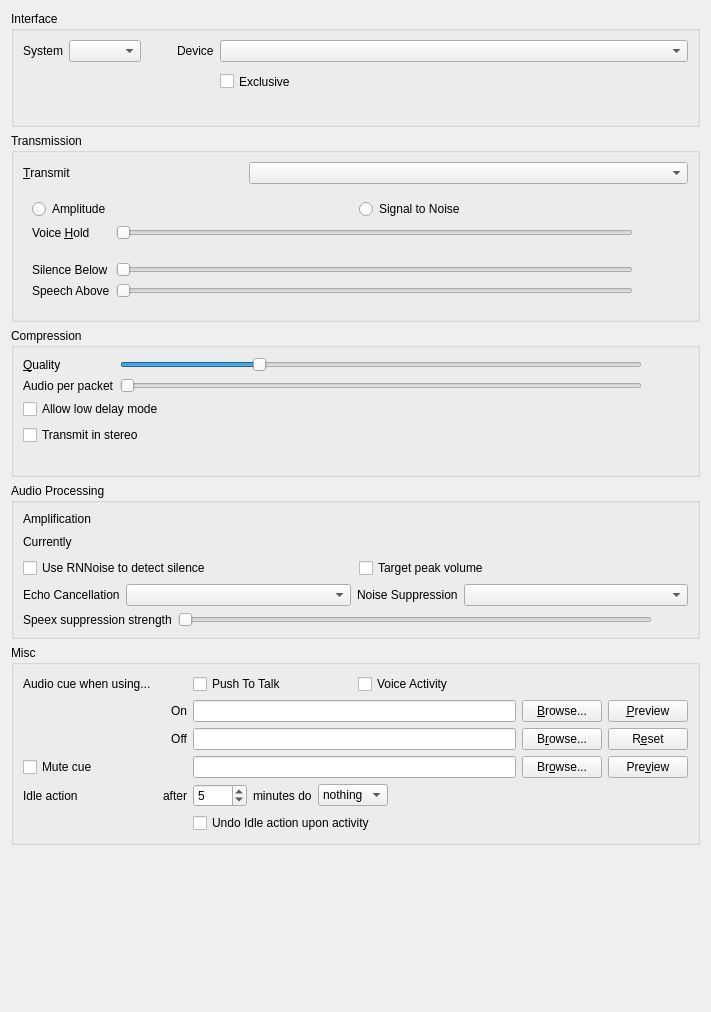
The window that src/mumble/AudioInput.ui (d3adb5/mumble) describes before a commit, drawn with Qt 5.
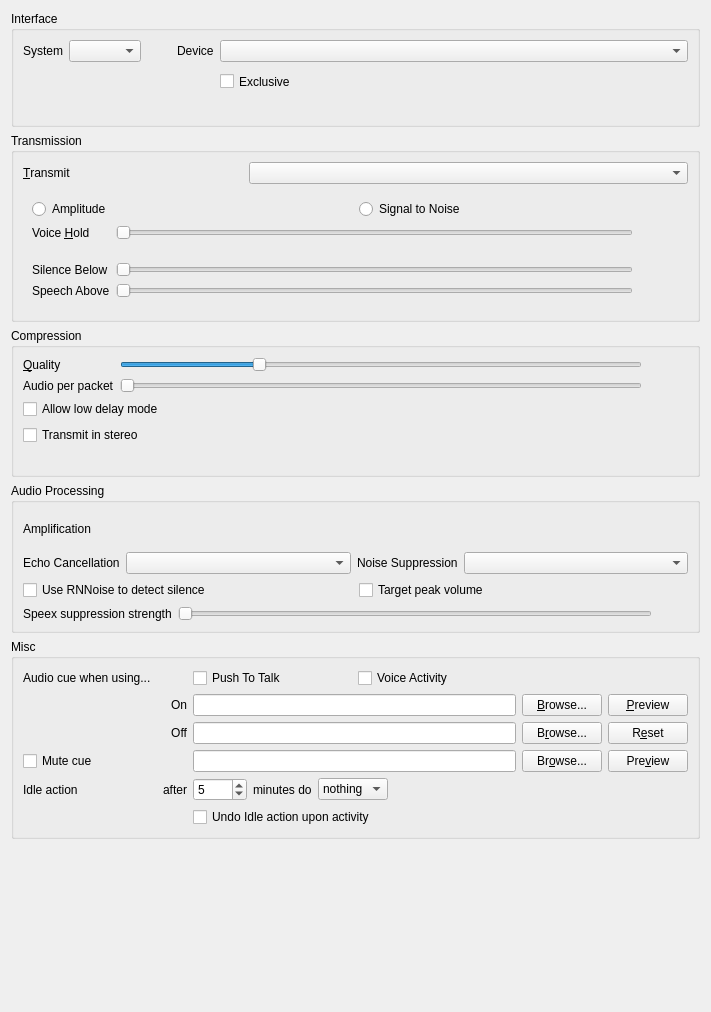
The same window after the commit. Custom widgets are drawn as their Qt base class.

Commit message:
feat: tidy the amplification settings layout
Move the live "currently applied" amplification readout to the right of the
amplification slider (a compact column that takes only the space it needs, so
the slider keeps the majority of the row via column stretch), and move the
"Use RNNoise to detect silence" and "Target peak volume" checkboxes down
underneath the echo cancellation and noise suppression dropdowns.

The edit to the form file:
```diff
--- a/src/mumble/AudioInput.ui
+++ b/src/mumble/AudioInput.ui
@@ -662,7 +662,7 @@
      <property name="title">
       <string>Audio Processing</string>
      </property>
-     <layout class="QGridLayout">
+     <layout class="QGridLayout" columnstretch="0,1,0">
       <item row="0" column="0">
        <widget class="QLabel" name="qliAmp">
         <property name="text">
@@ -673,8 +673,14 @@
         </property>
        </widget>
       </item>
-      <item row="0" column="1" colspan="2">
+      <item row="0" column="1">
        <widget class="MultiSlider" name="qsAmp" native="true">
+        <property name="sizePolicy">
+         <sizepolicy hsizetype="Expanding" vsizetype="Preferred">
+          <horstretch>1</horstretch>
+          <verstretch>0</verstretch>
+         </sizepolicy>
+        </property>
         <property name="toolTip">
          <string>Base, adaptive (silence-aware) and maximum input amplification</string>
         </property>
@@ -689,20 +695,16 @@
         </property>
        </widget>
       </item>
-      <item row="1" column="0">
-       <widget class="QLabel" name="qliAmpLive">
-        <property name="text">
-         <string>Currently</string>
-        </property>
-       </widget>
-      </item>
-      <item row="1" column="1" colspan="2">
-       <layout class="QHBoxLayout" name="qhblAmpLive">
+      <item row="0" column="2">
+       <layout class="QVBoxLayout" name="qvblAmpLive">
         <item>
          <widget class="QLabel" name="qlAmpCurrent">
           <property name="toolTip">
            <string>Amplification being applied to your input right now</string>
           </property>
+          <property name="alignment">
+           <set>Qt::AlignHCenter|Qt::AlignVCenter</set>
+          </property>
           <property name="text">
            <string/>
           </property>
@@ -713,24 +715,14 @@
           <property name="toolTip">
            <string>Whether the input is currently detected as speech or noise. While it is noise, amplification is capped at the adaptive level.</string>
           </property>
+          <property name="alignment">
+           <set>Qt::AlignHCenter|Qt::AlignVCenter</set>
+          </property>
           <property name="text">
            <string/>
           </property>
          </widget>
         </item>
-        <item>
-         <spacer name="qhsAmpLive">
-          <property name="orientation">
-           <enum>Qt::Horizontal</enum>
-          </property>
-          <property name="sizeHint" stdset="0">
-           <size>
-            <width>40</width>
-            <height>20</height>
-           </size>
-          </property>
-         </spacer>
-        </item>
        </layout>
       </item>
       <item row="2" column="0" colspan="3">
@@ -763,7 +755,7 @@
         </item>
        </layout>
       </item>
-      <item row="3" column="0" colspan="3">
+      <item row="1" column="0" colspan="3">
        <layout class="QHBoxLayout" name="qhblEchoNoise">
         <item>
          <widget class="QLabel" name="qliEcho">
@@ -822,7 +814,7 @@
         </item>
        </layout>
       </item>
-      <item row="4" column="0">
+      <item row="3" column="0">
        <widget class="QLabel" name="qlSpeexNoiseSup">
         <property name="toolTip">
          <string>This controls the amount by which Speex will suppress noise.</string>
@@ -835,7 +827,7 @@
         </property>
        </widget>
       </item>
-      <item row="4" column="1">
+      <item row="3" column="1">
        <widget class="SemanticSlider" name="qsSpeexNoiseSupStrength">
         <property name="toolTip">
          <string>This controls the amount by which Speex will suppress noise.</string>
@@ -860,7 +852,7 @@
         </property>
        </widget>
       </item>
-      <item row="4" column="2">
+      <item row="3" column="2">
        <widget class="QLabel" name="qlSpeexNoiseSupStrength">
         <property name="sizePolicy">
          <sizepolicy hsizetype="Fixed" vsizetype="Fixed">
```
